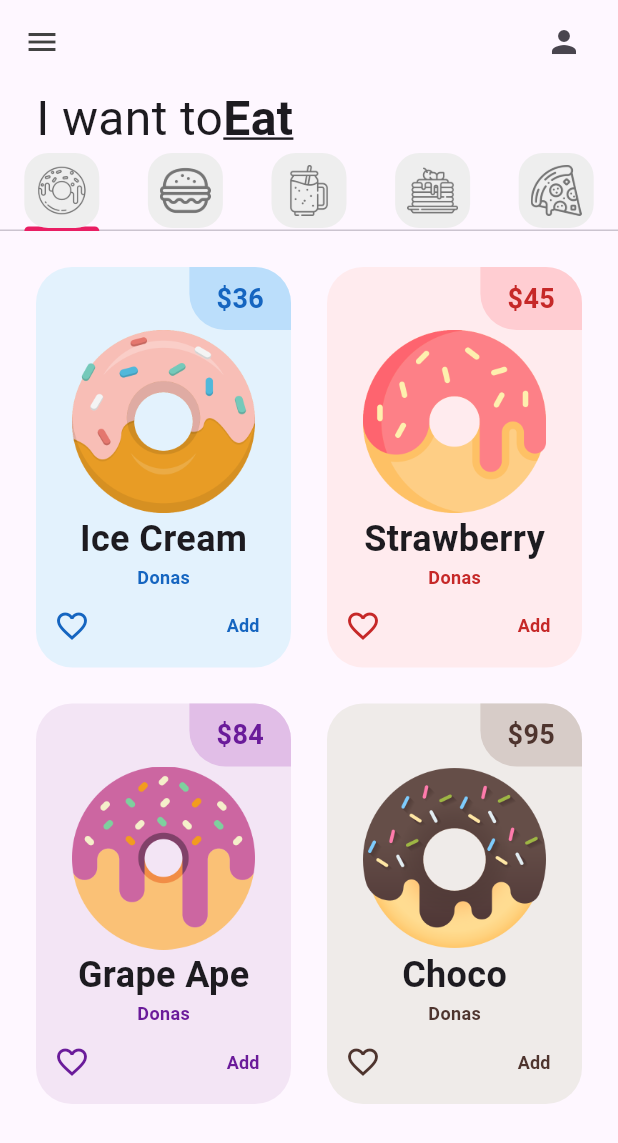
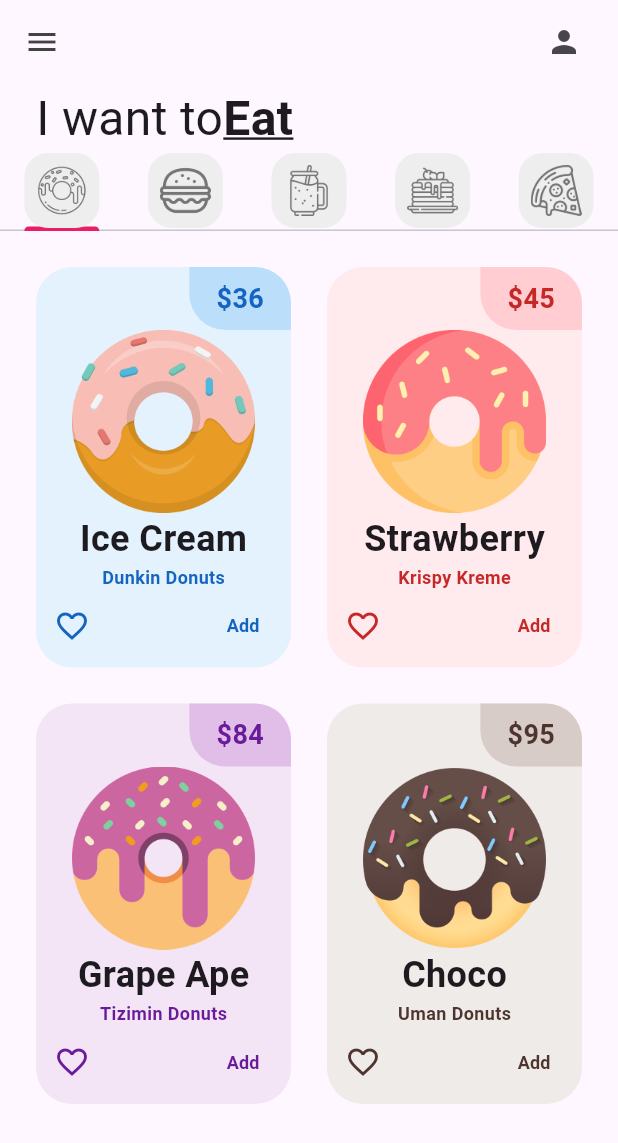
Before and after one commit to EddyRuLop/donut_app_4sa1, a Flutter app: the screen it shows after launch, on a phone screen of 412 x 824 dp. Shown: the top 1143 px of the screen. Run offline on Flutter 3.47's test engine with Material 3 defaults, Android fonts, the phone set to English and light mode, and no system bars.

Commit message:
DonutTile Finished

```diff
--- a/lib/tabs/donut_tab.dart
+++ b/lib/tabs/donut_tab.dart
@@ -5,10 +5,34 @@ class DonutTab extends StatelessWidget {
   //List of donuts
   final List donutsOnSale = [
     // [ donutFlavor, donutPrice, donutColor, imageName ]
-    ["Ice Cream", "36", Colors.blue, "lib/images/icecream_donut.png"],
-    ["Strawberry", "45", Colors.red, "lib/images/strawberry_donut.png"],
-    ["Grape Ape", "84", Colors.purple, "lib/images/grape_donut.png"],
-    ["Choco", "95", Colors.brown, "lib/images/chocolate_donut.png"],
+    [
+      "Ice Cream",
+      "36",
+      Colors.blue,
+      "lib/images/icecream_donut.png",
+      "Dunkin Donuts"
+    ],
+    [
+      "Strawberry",
+      "45",
+      Colors.red,
+      "lib/images/strawberry_donut.png",
+      "Krispy Kreme"
+    ],
+    [
+      "Grape Ape",
+      "84",
+      Colors.purple,
+      "lib/images/grape_donut.png",
+      "Tizimin Donuts"
+    ],
+    [
+      "Choco",
+      "95",
+      Colors.brown,
+      "lib/images/chocolate_donut.png",
+      "Uman Donuts"
+    ],
   ];
 
   DonutTab({super.key});
@@ -31,6 +55,7 @@ class DonutTab extends StatelessWidget {
             donutPrice: donutsOnSale[index][1],
             donutColor: donutsOnSale[index][2],
             imageName: donutsOnSale[index][3],
+            donutStore: donutsOnSale[index][4],
           );
         });
   }
--- a/lib/utils/donut_tile.dart
+++ b/lib/utils/donut_tile.dart
@@ -6,10 +6,12 @@ class DonutTile extends StatelessWidget {
   //dynamic porque sera de tipo color
   final dynamic donutColor;
   final String imageName;
+  final String donutStore;
 
   const DonutTile(
       {super.key,
       required this.donutFlavor,
+      required this.donutStore,
       required this.donutColor,
       required this.donutPrice,
       required this.imageName});
@@ -53,7 +55,7 @@ class DonutTile extends StatelessWidget {
             ),
             Text(donutFlavor,
                 style: TextStyle(fontSize: 24, fontWeight: FontWeight.bold)),
-            Text("Donas",
+            Text(donutStore,
                 style: TextStyle(
                     fontSize: 12,
                     fontWeight: FontWeight.bold,
```
